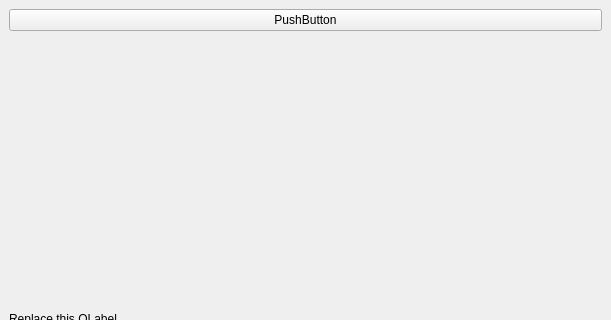
fhb1990/GEO1005, file Evacu8/Evacu8/Evacu8_dockwidget_base.ui: the form before one commit; both pictures show x 0 to 611 and y 0 to 320 of the 611 by 638 pixel window.
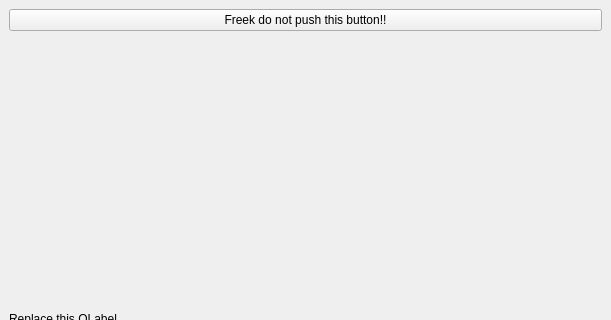
The form after the commit.

Diff of the .ui file:
```diff
--- a/Evacu8/Evacu8/Evacu8_dockwidget_base.ui
+++ b/Evacu8/Evacu8/Evacu8_dockwidget_base.ui
@@ -27,7 +27,7 @@
     <item row="0" column="0">
      <widget class="QPushButton" name="pushButton">
       <property name="text">
-       <string>PushButton</string>
+       <string>Freek do not push this button!!</string>
       </property>
      </widget>
     </item>
```
